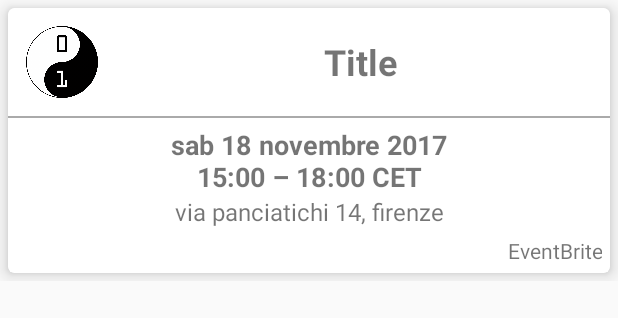
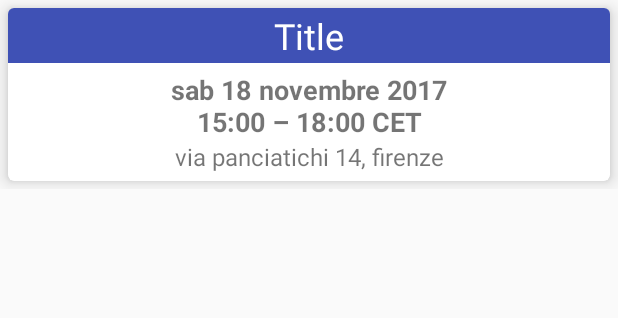
Before and after one commit to Ryder96/CoderDojo-AndroidApp, an Android app: the layout dojo_event_item_row.xml on its own in the app's theme, with its tools: preview values and no code run, on a phone screen of 412 x 824 dp. Shown: the top 318 px of the screen. Run offline under Robolectric (Android 15) with nearby library versions, the phone set to English and light mode, and no system bars.

Commit message:
Layout changes

```diff
--- a/app/src/main/java/modularity/andres/it/coderdojo/MainActivity.kt
+++ b/app/src/main/java/modularity/andres/it/coderdojo/MainActivity.kt
@@ -42,9 +42,7 @@ class MainActivity : DaggerAppCompatActivity(), DojoEventsListView, EventListAda
 
     override fun onOptionsItemSelected(item: MenuItem?): Boolean {
         when (item?.itemId) {
-            R.id.action_settings -> {
-                startActivity(Intent(this, SettingsActivity::class.java))
-            }
+            R.id.action_settings -> { startActivity(Intent(this, SettingsActivity::class.java)) }
         }
         return true
     }
@@ -69,5 +67,4 @@ class MainActivity : DaggerAppCompatActivity(), DojoEventsListView, EventListAda
         Toast.makeText(this, throwable.message, Toast.LENGTH_LONG).show()
     }
 
-
 }
--- a/app/src/main/java/modularity/andres/it/coderdojo/ui/list/mvp/DojoEventsListModelImpl.kt
+++ b/app/src/main/java/modularity/andres/it/coderdojo/ui/list/mvp/DojoEventsListModelImpl.kt
@@ -15,5 +15,4 @@ class DojoEventsListModelImpl(val api: DojoApi, val userPreferences: UserPrefere
     override fun getEvents(latitude: Double, longitude: Double, range: Double): Single<List<DojoEvent>> =
             api.search(latitude, longitude, range)
 
-
 }
--- a/app/src/main/java/modularity/andres/it/coderdojo/ui/list/view/EventsListHolder.kt
+++ b/app/src/main/java/modularity/andres/it/coderdojo/ui/list/view/EventsListHolder.kt
@@ -25,7 +25,6 @@ class EventsListHolder(val view: View, val listener: EventListAdapter.EventClick
 
             this.dojo_date.text = event.formattedDate()
 
-            this.provider.text = event.organizer.platform
         }
 
     }
--- a/app/src/main/res/layout/dojo_event_item_row.xml
+++ b/app/src/main/res/layout/dojo_event_item_row.xml
@@ -18,34 +18,22 @@
             <RelativeLayout
                 android:layout_width="match_parent"
                 android:layout_height="match_parent"
-                android:layout_margin="2dp"
+                android:background="@color/colorPrimary"
                 android:orientation="vertical">
-
-                <ImageView
-                    android:id="@+id/dojo_cover"
-                    android:layout_width="48dp"
-                    android:layout_height="48dp"
-                    android:layout_gravity="center"
-                    android:layout_margin="10dp"
-                    android:src="@drawable/coderdojo_icon"/>
 
                 <TextView
                     android:id="@+id/dojo_title"
                     android:layout_width="match_parent"
                     android:layout_height="wrap_content"
                     android:layout_centerVertical="true"
-                    android:layout_toEndOf="@+id/dojo_cover"
+                    android:padding="2dp"
                     android:text="@string/title_label"
                     android:textAlignment="center"
+                    android:textColor="@color/white"
                     android:textSize="@dimen/size_item_title_event_label"
-                    android:textStyle="bold" />
+                   />
 
             </RelativeLayout>
-
-            <View
-                android:layout_width="match_parent"
-                android:layout_height="1dp"
-                android:background="@android:color/darker_gray"/>
 
             <LinearLayout
                 android:layout_width="match_parent"
@@ -60,8 +48,7 @@
                     android:text="@string/date"
                     android:textAlignment="center"
                     android:textSize="@dimen/size_item_date_event_label"
-                    android:textStyle="bold"
-                    />
+                    android:textStyle="bold" />
 
                 <TextView
                     android:id="@+id/dojo_location"
@@ -69,21 +56,14 @@
                     android:layout_height="wrap_content"
                     android:text="@string/address_event"
                     android:textAlignment="center"
-                    android:textSize="@dimen/size_item_address_event_label"
-                    />
+                    android:textSize="@dimen/size_item_address_event_label" />
 
 
             </LinearLayout>
 
-            <TextView
-                android:id="@+id/provider"
-                android:layout_width="match_parent"
-                android:layout_height="match_parent"
-                android:layout_marginBottom="5dp"
-                android:layout_marginRight="5dp"
-                android:gravity="end"
-                android:text="@string/provider_id"/>
+
         </LinearLayout>
+
     </android.support.v7.widget.CardView>
 
 
```
Also changed, not shown: app/src/main/java/modularity/andres/it/coderdojo/ui/detail/EventDetailsActivity.kt (+5 -8 lines), app/src/main/res/layout/content_event_details.xml (+0 -62 lines).
